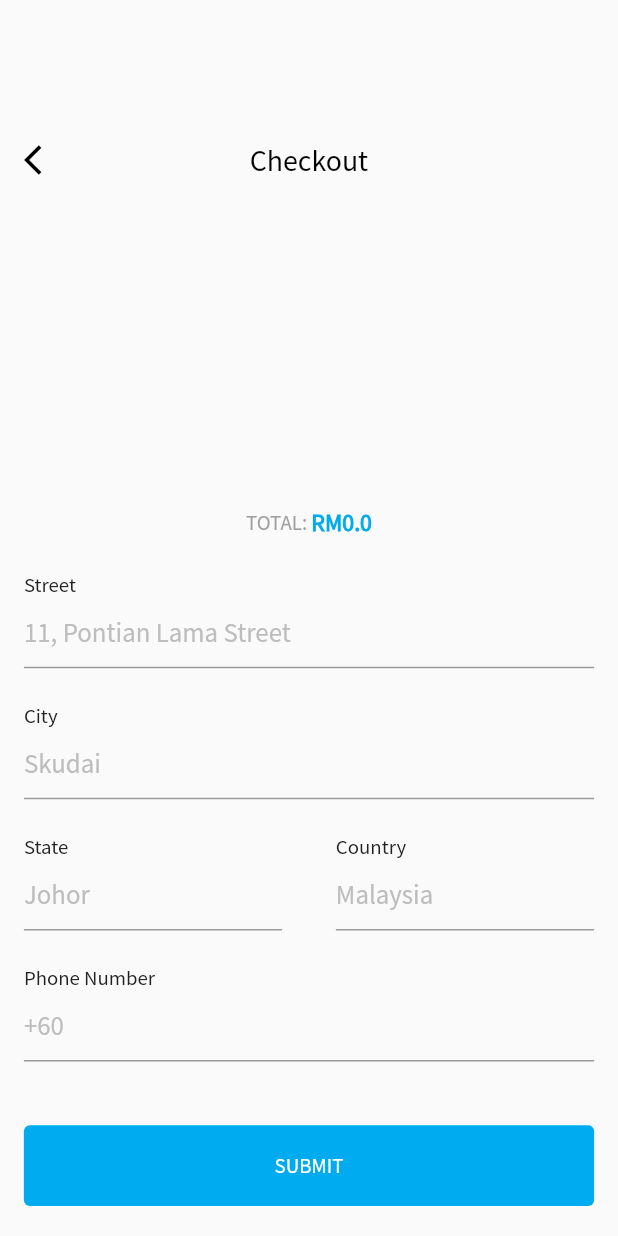
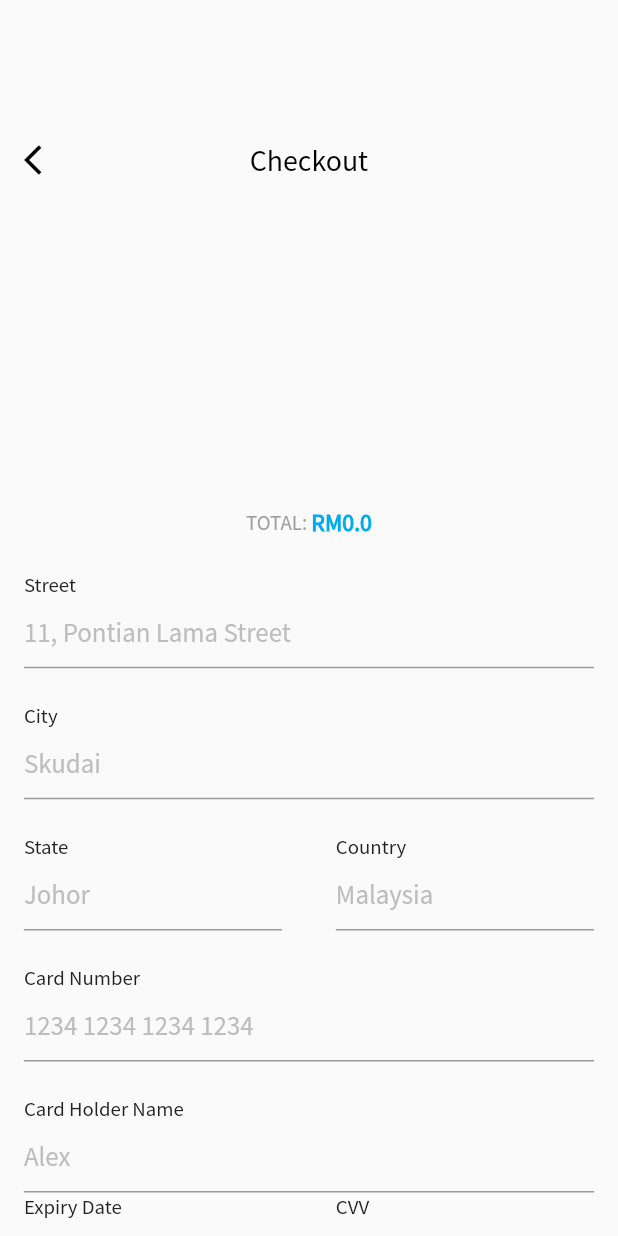
Before and after one commit to hafizhh3d/app_dev, a Flutter app: the CheckoutView screen opened directly, on a phone screen of 412 x 824 dp. Run offline on Flutter 3.47's test engine with Material 2 defaults, Android fonts, the phone set to English and light mode, and no system bars; our stand-ins replace cloud_firestore, firebase_auth, firebase_core, firebase_storage, flutter_screenutil, get and 4 more; missing offline and left inert: flutter_facebook_auth, flutter_stripe; accounts and stored records are empty.

Commit message:
updated checkout_view.dart

```diff
--- a/lib/view/checkout_view.dart
+++ b/lib/view/checkout_view.dart
@@ -127,6 +127,57 @@ class CheckoutView extends StatelessWidget {
                           height: 20.h,
                         ),
                         CustomTextFormField(
+                            title: 'Card Number',
+                            hintText: '1234 1234 1234 1234',
+                            validatorFn: (value) {
+                              if (value!.isEmpty || value.length < 16)
+                                return 'Please enter valid card number.';
+                            },
+                            onSavedFn: (value) {}),
+                        SizedBox(
+                          height: 20.h,
+                        ),
+                        CustomTextFormField(
+                            title: 'Card Holder Name',
+                            hintText: 'Alex',
+                            validatorFn: (value) {
+                              if (value!.isEmpty || value.length < 3)
+                                return 'Please enter valid card holder name.';
+                            },
+                            onSavedFn: (value) {}),
+                        Row(
+                          children: [
+                            Expanded(
+                              child: CustomTextFormField(
+                                title: 'Expiry Date',
+                                hintText: '01/22',
+                                validatorFn: (value) {
+                                  if (value!.isEmpty || value.length < 4)
+                                    return 'Please enter valid expiry date.';
+                                },
+                                onSavedFn: (value) {},
+                              ),
+                            ),
+                            SizedBox(
+                              width: 36.w,
+                            ),
+                            Expanded(
+                              child: CustomTextFormField(
+                                title: 'CVV',
+                                hintText: '123',
+                                validatorFn: (value) {
+                                  if (value!.isEmpty || value.length < 3)
+                                    return 'Please enter valid cvv number.';
+                                },
+                                onSavedFn: (value) {},
+                              ),
+                            ),
+                          ],
+                        ),
+                        SizedBox(
+                          height: 20.h,
+                        ),
+                        CustomTextFormField(
                           title: 'Phone Number',
                           hintText: '+60',
                           keyboardType: TextInputType.phone,
@@ -142,12 +193,12 @@ class CheckoutView extends StatelessWidget {
                           height: 38.h,
                         ),
                         CustomButton(
-                          'SUBMIT',
+                          'Pay',
                           () async {
                             if (_formKey.currentState!.validate()) {
                               _formKey.currentState!.save();
                               await controller.addCheckoutToFireStore();
-                              /*Get.dialog(
+                              Get.dialog(
                                 AlertDialog(
                                   content: SingleChildScrollView(
                                     child: Column(
@@ -179,7 +230,7 @@ class CheckoutView extends StatelessWidget {
                                   ),
                                 ),
                                 barrierDismissible: false,
-                              );*/
+                              );
                             }
                           },
                         ),
```
